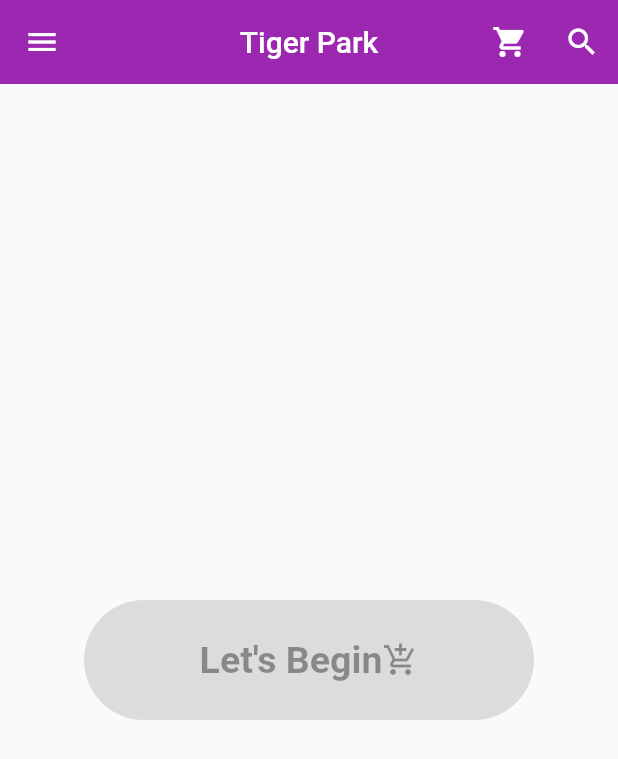
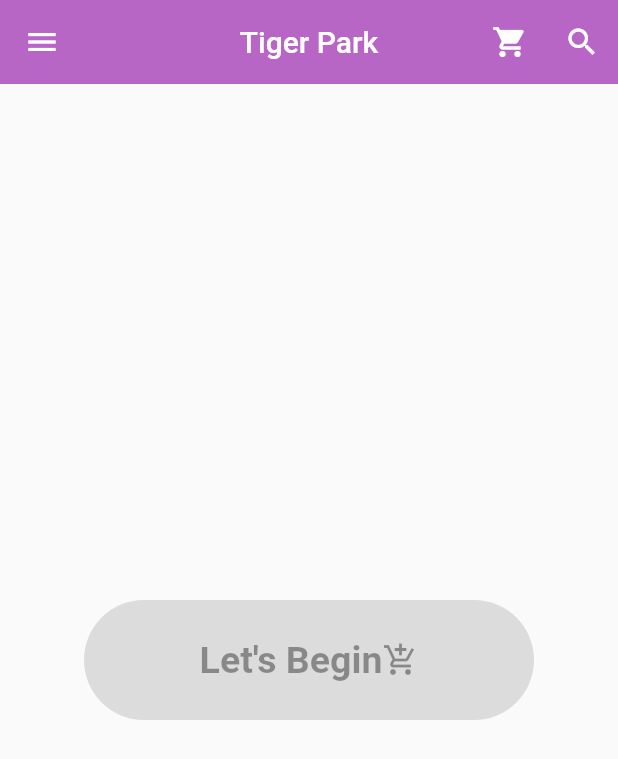
Before and after one commit to ShahedMohammadHridoy/flutter-practice, a Flutter app: the screen it shows after launch, on a phone screen of 412 x 824 dp. Shown: the top 759 px of the screen. Run offline on Flutter 3.47's test engine with Material 2 defaults, Android fonts, the phone set to English and light mode, and no system bars; our stand-ins replace font_awesome_flutter.

Commit message:
background color with opacity

```diff
--- a/lib/screens/home.dart
+++ b/lib/screens/home.dart
@@ -17,7 +17,7 @@ class Home extends StatelessWidget {
         elevation: 0,
         titleSpacing: 40.0,
         centerTitle: true,
-        backgroundColor: Colors.purple,
+        backgroundColor: Colors.purple.withOpacity(0.7),
       ),
       body: Center(
         child: ElevatedButton(
```
